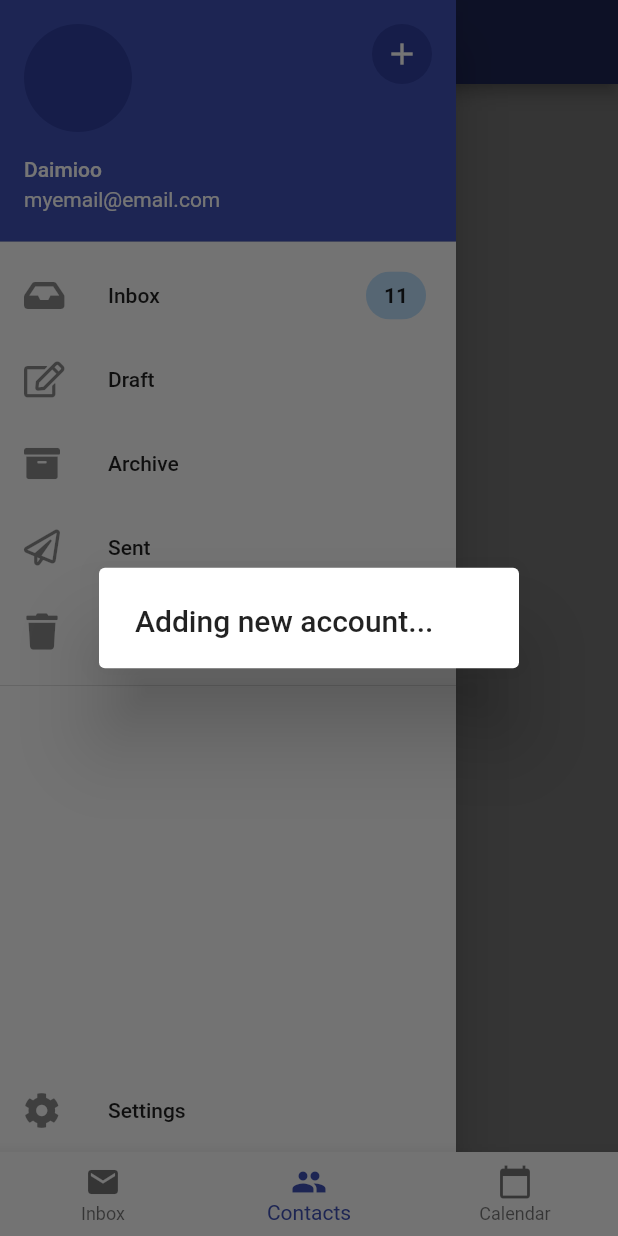
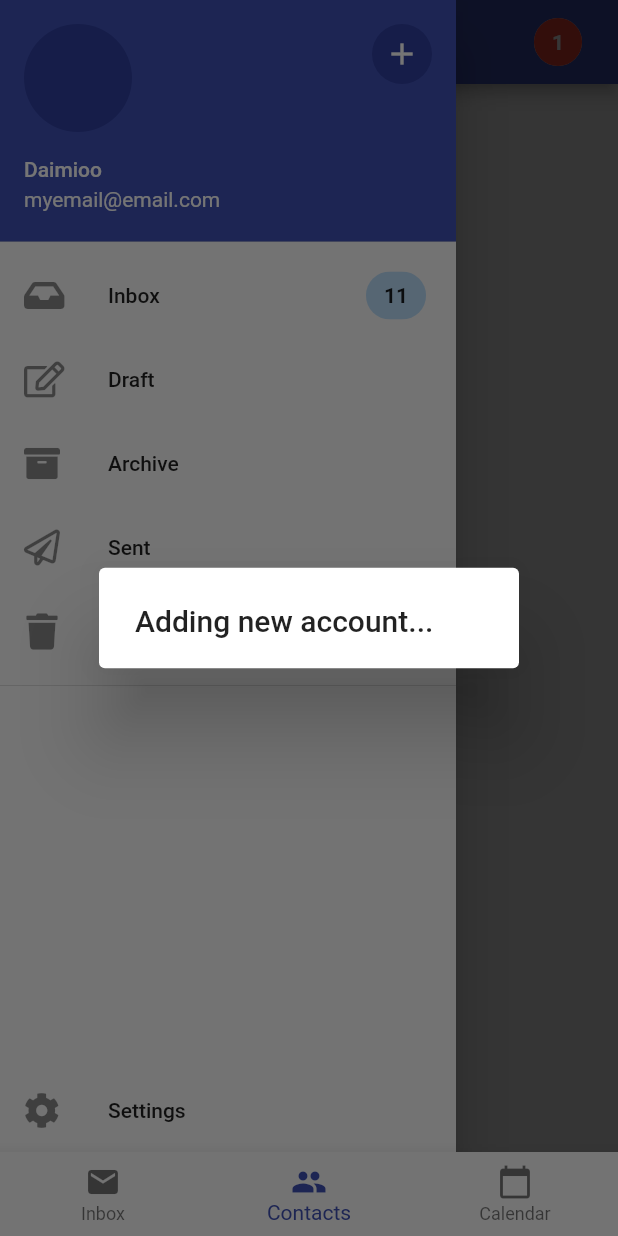
Before and after one commit to Daimioo/emailapp, a Flutter app: the screen it shows after launch, item 2 of the bottom bar chosen, in the side drawer, after a tap on the "add" icon, on a phone screen of 412 x 824 dp. Run offline on Flutter 3.47's test engine with Material 2 defaults, Android fonts, the phone set to English and light mode, and no system bars; our stand-ins replace flutter_slidable, font_awesome_flutter; generated files the repository leaves out were written again; network calls fail.

Commit message:
e18: Stream, StreamBuilder & BLoC

```diff
--- /dev/null
+++ b/lib/ContactManager.dart
@@ -0,0 +1,20 @@
+import 'dart:async';
+
+List<String> CONTACTS = ["User 1", "User 2", "User 3", "User 4"];
+
+class ContactManager {
+  Stream<List<String>> get contactListNow async* {
+    for (var i = 0; i < CONTACTS.length; i++) {
+      await Future.delayed(Duration(seconds: 2));
+//      THE `YIELD` KEYWORD PROVIDES AN ELEMENT FOR THE STREAM
+      yield CONTACTS.sublist(0, i + 1);
+    }
+  }
+
+  final StreamController<int> _contactCounter = StreamController<int>();
+  Stream<int> get contactCounter => _contactCounter.stream;
+
+  ContactManager() {
+    contactListNow.listen((list) => _contactCounter.add(list.length));
+  }
+}
--- a/lib/ContactsScreen.dart
+++ b/lib/ContactsScreen.dart
@@ -1,17 +1,51 @@
 import 'package:flutter/material.dart';
 import 'AppDrawer.dart';
+import 'ContactManager.dart';
 
 class ContactsScreen extends StatelessWidget {
+  ContactManager manager = ContactManager();
+
   @override
   Widget build(BuildContext context) {
     return Scaffold(
       appBar: AppBar(
         title: Text("Contacts"),
+        actions: [
+          Chip(
+            label: StreamBuilder<int>(
+              stream: manager.contactCounter,
+              builder: (context, snapshot) {
+                return Text(
+                    (snapshot.data ?? 0).toString(),
+                    style: TextStyle(
+                      color: Colors.white,
+                      fontWeight: FontWeight.bold
+                    )
+                );
+              }
+            ),
+            backgroundColor: Colors.red,
+          ),
+          Padding(
+            padding: EdgeInsets.only(right: 16),
+          )
+        ],
       ),
       drawer: AppDrawer(),
-      body: Center(
-        child: Text("Contacts"),
-      )
+      body: StreamBuilder<List<String>>(
+      stream: manager.contactListNow,
+      builder: (context, snapshot) {
+        List<String> contacts = snapshot.data;
+        return  ListView.separated(
+            itemBuilder: (context, index) {
+              return ListTile(
+                  title: Text(contacts[index]),
+              );
+            },
+            separatorBuilder: (context, index) => Divider(),
+            itemCount: contacts.length ?? 0
+        );
+      })
     );
   }
 }
```
